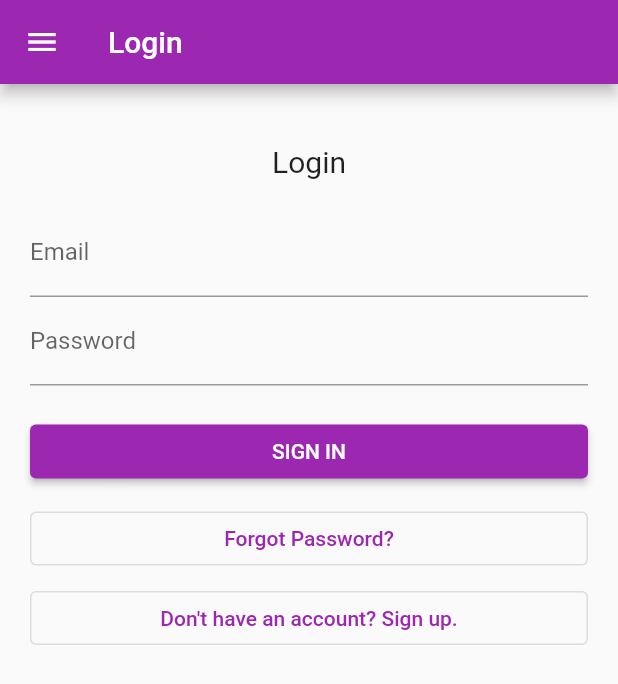
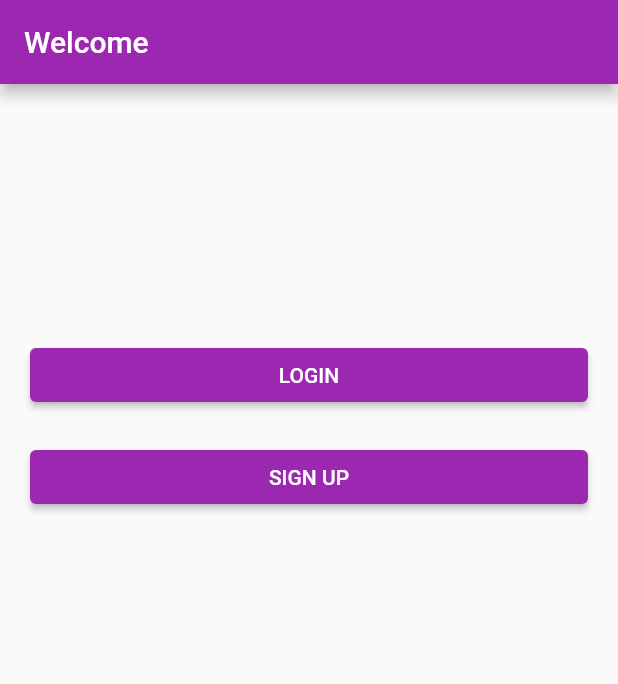
Before and after one commit to Nvor/MooMooBeenz, a Flutter app: the screen it shows after launch, on a phone screen of 412 x 824 dp. Shown: the top 684 px of the screen. Run offline on Flutter 3.47's test engine with Material 2 defaults, Android fonts, the phone set to English and light mode, and no system bars; our stand-ins replace flutter_secure_storage; generated files the repository leaves out were written again.

Commit message:
barebones welcome screen, re-added login form validation

```diff
--- a/MooMooBeenz_App/lib/main.dart
+++ b/MooMooBeenz_App/lib/main.dart
@@ -2,6 +2,7 @@
 import 'package:MooMooBeenz_App/screens/home.dart';
 import 'package:MooMooBeenz_App/screens/password-reset.dart';
 import 'package:MooMooBeenz_App/screens/register.dart';
+import 'package:MooMooBeenz_App/screens/welcome.dart';
 import 'package:flutter/material.dart';
 import 'package:flutter_localizations/flutter_localizations.dart';
 import 'package:flutter_gen/gen_l10n/app_localizations.dart';
@@ -33,7 +34,7 @@
         // closer together (more dense) than on mobile platforms.
         visualDensity: VisualDensity.adaptivePlatformDensity,
       ),
-      home: LoginPage(),
+      home: WelcomePage(),
       //home: MyHomePage(title: 'Flutter Demo Home Page'),
     );
   }
--- a/MooMooBeenz_App/lib/screens/login.dart
+++ b/MooMooBeenz_App/lib/screens/login.dart
@@ -92,6 +92,7 @@
     });
 
     final form = _formKey.currentState;
+    if (form.validate()) {
       try {
         form.save();
         var user = await authService.loginUser(_email, _password);
@@ -104,6 +105,7 @@
       } on Exception catch (error) {
         throw new Exception("Error trying to login");
       }
+    }
 
     setState(() {
       isLoading = false;
--- /dev/null
+++ b/MooMooBeenz_App/lib/screens/welcome.dart
@@ -0,0 +1,46 @@
+import 'package:MooMooBeenz_App/screens/register.dart';
+import 'package:flutter/material.dart';
+import 'login.dart';
+
+class WelcomePage extends StatefulWidget {
+  @override
+  _WelcomePageState createState() => _WelcomePageState();
+}
+
+class _WelcomePageState extends State<WelcomePage> {
+  @override
+  Widget build(BuildContext context) {
+    return Scaffold(
+      appBar: AppBar(
+        title: Text("Welcome")
+      ),
+      body: Container(
+        padding: EdgeInsets.all(20.0),
+        child: ListView(
+          children: <Widget> [
+            SizedBox(height: 150.0),
+            ElevatedButton(
+              child: Text("LOGIN"),
+              onPressed: () {
+                Navigator.push(
+                  context,
+                  MaterialPageRoute(builder: (context) => LoginPage())
+                );
+              }
+            ),
+            SizedBox(height: 20.0),
+            ElevatedButton(
+              child: Text("SIGN UP"),
+              onPressed: () {
+                Navigator.push(
+                  context,
+                  MaterialPageRoute(builder: (context) => RegisterPage())
+                );
+              }
+            )
+          ]
+        )
+      )
+    );
+  }
+}
```
Lines whose indentation alone changed are shown as unchanged.
